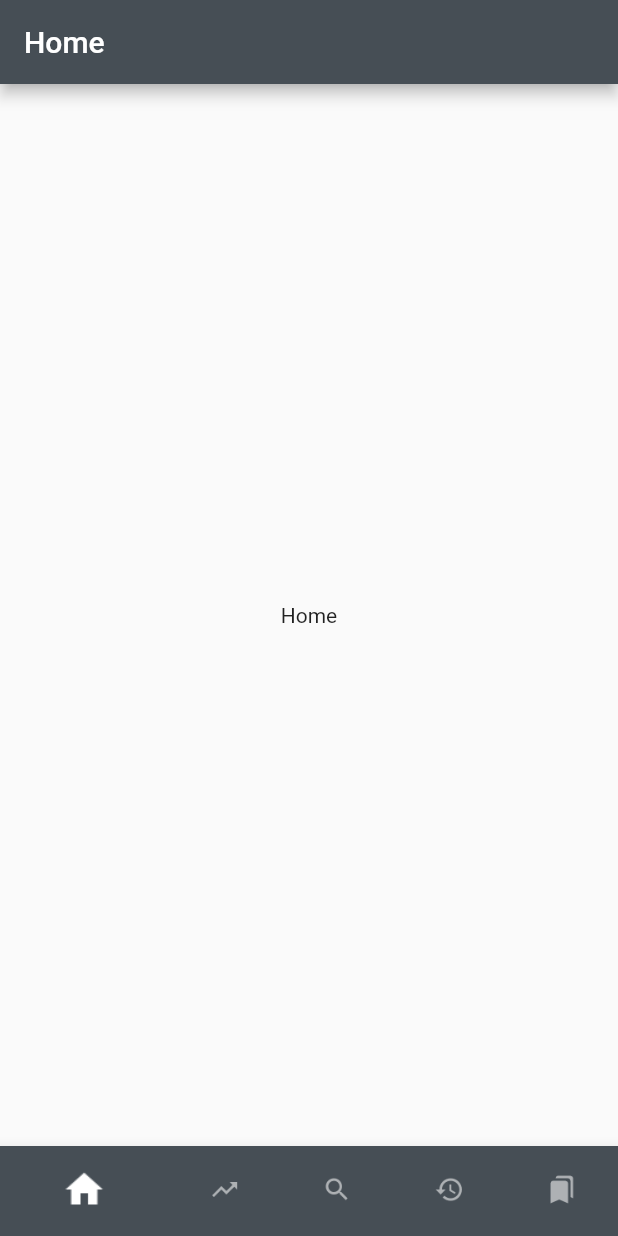
After one commit to nimishbansal/NewsBuster, a Flutter app: the MainScreen screen opened directly, on a phone screen of 412 x 824 dp. The commit adds this screen. Run offline on Flutter 3.47's test engine with Material 2 defaults, Android fonts, the phone set to English and light mode, and no system bars; our stand-ins replace eva_icons_flutter, webview_flutter; missing offline and left inert: intro_views_flutter.

Commit message:
Added bottom navigation and five screens

```diff
--- /dev/null
+++ b/lib/screens/home_screen.dart
@@ -0,0 +1,18 @@
+import 'package:flutter/material.dart';
+
+class HomeScreen extends StatefulWidget {
+
+  final screenName = 'Home';
+
+  @override
+  _HomeScreenState createState() => _HomeScreenState();
+}
+
+class _HomeScreenState extends State<HomeScreen> {
+  @override
+  Widget build(BuildContext context) {
+    return Center(
+        child: Text(widget.screenName),
+    );
+  }
+}
--- /dev/null
+++ b/lib/screens/main_screen.dart
@@ -0,0 +1,132 @@
+import 'package:eva_icons_flutter/eva_icons_flutter.dart';
+import 'package:flutter/material.dart';
+import 'package:newsbuster/screens/bookmark_screen.dart';
+import 'package:newsbuster/screens/home_screen.dart';
+import 'package:newsbuster/screens/recent_screen.dart';
+import 'package:newsbuster/screens/search_screen.dart';
+import 'package:newsbuster/screens/trending_screen.dart';
+
+const _kBottomNavColor = Color.fromRGBO(70, 78, 85, 1);
+
+final homeNavigationItem = BottomNavigationBarItem(
+  backgroundColor: _kBottomNavColor,
+  title: Text(''),
+  icon: ImageIcon(
+    AssetImage("assets/Images/navigation_icons/home.png"),
+  ),
+);
+
+final trendingNavigationItem = BottomNavigationBarItem(
+  backgroundColor: _kBottomNavColor,
+  title: Text(''),
+  icon: ImageIcon(
+    AssetImage("assets/Images/navigation_icons/trending.png"),
+  ),
+);
+
+final searchNavigationItem = BottomNavigationBarItem(
+  backgroundColor: _kBottomNavColor,
+  title: Text(''),
+  icon: ImageIcon(
+    AssetImage("assets/Images/navigation_icons/search.png"),
+  ),
+);
+
+final recentNavigationItem = BottomNavigationBarItem(
+  backgroundColor: _kBottomNavColor,
+  title: Text(''),
+  icon: ImageIcon(
+    AssetImage("assets/Images/navigation_icons/recent.png"),
+  ),
+);
+
+final bookmarkNavigationItem = BottomNavigationBarItem(
+  backgroundColor: _kBottomNavColor,
+  title: Text(''),
+  icon: ImageIcon(
+    AssetImage("assets/Images/navigation_icons/bookmarks.png"),
+  ),
+);
+
+
+/// This is the Main screen that will have all 5 navigation items
+/// defined above(homeNavigationItem, trendingNavigationItem etc)
+///
+/// By default HomeScreen will launch HomeFragment(index 0).
+class MainScreen extends StatefulWidget {
+  @override
+  _MainScreenState createState() => _MainScreenState();
+}
+
+class _MainScreenState extends State<MainScreen> {
+
+  /// Index of current navigation item.
+  int _currentIndex = 0;
+
+  /// Children to be displayed in body depending on active navigation item.
+  List<Widget> _children;
+
+  /// Title for currently Selected Screen.
+  String _title = "Home";
+
+  @override
+  void initState() {
+    super.initState();
+    _children = [
+      HomeScreen(),
+      TrendingScreen(),
+      SearchScreen(),
+      RecentScreen(),
+      BookmarkScreen(),
+    ];
+  }
+
+  @override
+  Widget build(BuildContext context) {
+    return Scaffold(
+      appBar: AppBar(
+        backgroundColor: _kBottomNavColor,
+        title: Text(_title),
+      ),
+      body: _children[_currentIndex],
+      bottomNavigationBar: BottomNavigationBar(
+        selectedIconTheme:
+            IconThemeData(color: Colors.white, opacity: 1, size: 30),
+        unselectedIconTheme:
+            IconThemeData(color: Colors.white70, opacity: 0.8, size: 20),
+        onTap: _onNavTapped,
+        showSelectedLabels: false,
+        showUnselectedLabels: false,
+        backgroundColor: _kBottomNavColor,
+        type: BottomNavigationBarType.shifting,
+        currentIndex: _currentIndex,
+        items: [
+          homeNavigationItem,
+          trendingNavigationItem,
+          searchNavigationItem,
+          recentNavigationItem,
+          bookmarkNavigationItem,
+        ],
+      ),
+    );
+  }
+
+  void _onNavTapped(int index) {
+    setState(() {
+      _currentIndex = index;
+      switch(index) {
+        case 0: { _title = 'Home'; }
+        break;
+        case 1: { _title = 'Trending'; }
+        break;
+        case 2: { _title = 'Search'; }
+        break;
+        case 3: { _title = 'Recent'; }
+        break;
+        case 4: { _title = 'Bookmarks'; }
+        break;
+
+      }
+    });
+  }
+}
--- a/pubspec.yaml
+++ b/pubspec.yaml
@@ -31,6 +31,8 @@ dependencies:
   # For carousel, when App launches for the first time.
   intro_views_flutter: '^2.8.1'
 
+  eva_icons_flutter: ^2.0.0
+
   # The following adds the Cupertino Icons font to your application.
   # Use with the CupertinoIcons class for iOS style icons.
   cupertino_icons: ^0.1.3
@@ -53,6 +55,7 @@ flutter:
   # To add assets to your application, add an assets section, like this:
   assets:
     - assets/Images/app_tour/
+    - assets/Images/navigation_icons/
   #   - images/a_dot_burr.jpeg
   #   - images/a_dot_ham.jpeg
 
```
Also changed, not shown: lib/screens/app_tour/app_initial_tour.dart (+9 -5 lines), lib/screens/bookmark_screen.dart (added, +18 -0 lines), lib/screens/recent_screen.dart (added, +18 -0 lines), lib/screens/search_screen.dart (added, +18 -0 lines), lib/screens/trending_screen.dart (added, +18 -0 lines), assets/Images/navigation_icons/bookmark.png (added), assets/Images/navigation_icons/bookmarks.png (added), assets/Images/navigation_icons/home.png (added), assets/Images/navigation_icons/recent.png (added), assets/Images/navigation_icons/search.png (added), assets/Images/navigation_icons/trending.png (added), pubspec.lock.
